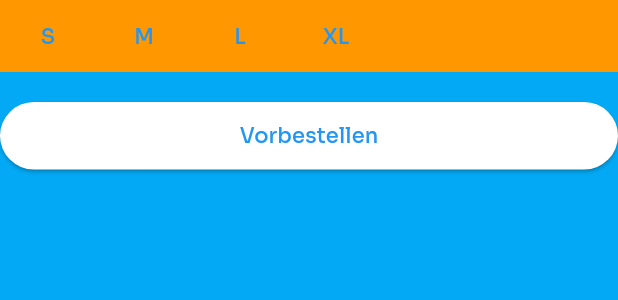
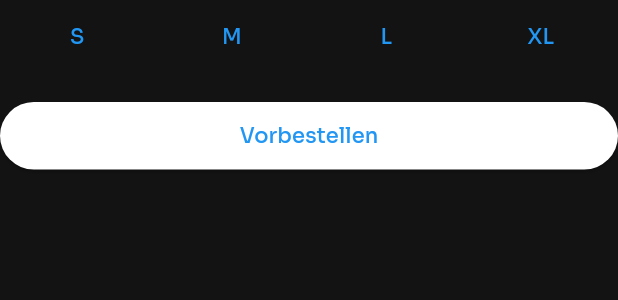
Before and after one commit to husakki/sohii_v2, a Flutter app: the SizeSelector widget shown alone on an empty page, opened directly, on a phone screen of 412 x 824 dp. Shown: the top 300 px of the screen. Run offline on Flutter 3.47's test engine with Material 2 defaults, Android fonts, the phone set to English and light mode, and no system bars; our stand-ins replace get.

Commit message:
align size selector

```diff
--- a/lib/view/product_view.dart
+++ b/lib/view/product_view.dart
@@ -114,13 +114,12 @@ class SizeSelector extends StatelessWidget {
 
   @override
   Widget build(BuildContext context) {
-    return Container(
-      color: Colors.lightBlue,
-      child: Column(
+    return Column(
       children: [
-          Container(
-            color: Colors.orange,
+        SizedBox(
+          width: 500,
           child: Row(
+            mainAxisAlignment: MainAxisAlignment.spaceAround,
             children: [
               TextButton(
                 onPressed: () {},
@@ -153,7 +152,6 @@ class SizeSelector extends StatelessWidget {
           ),
         ),
       ],
-      ),
     );
   }
 }
```
Lines whose indentation alone changed are shown as unchanged.
